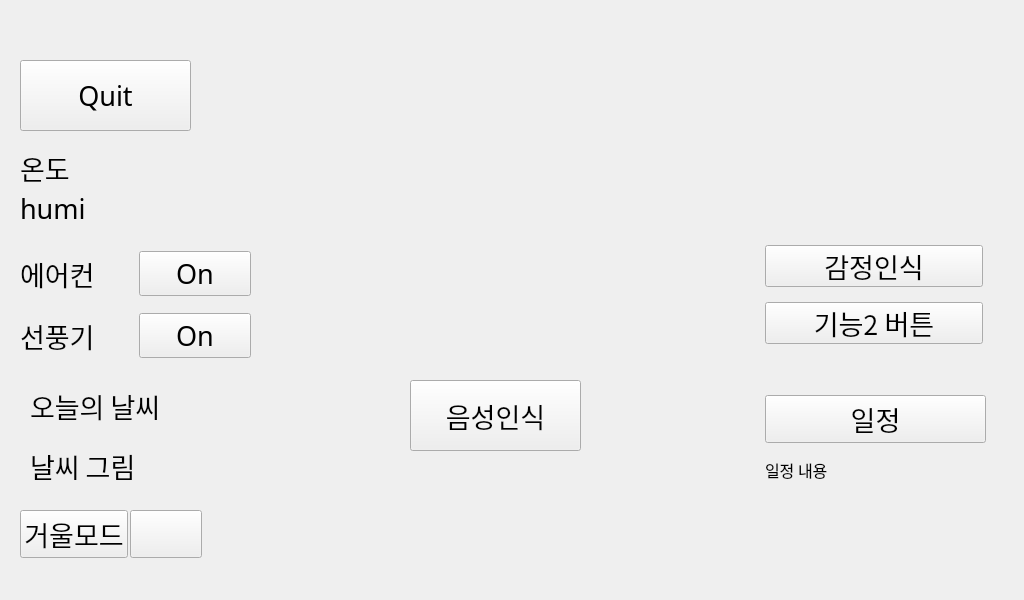
The window that src/UI/ui.ui (onedayonecoding/IOT_Project_SmartMirror) describes before a commit, drawn with Qt 5.
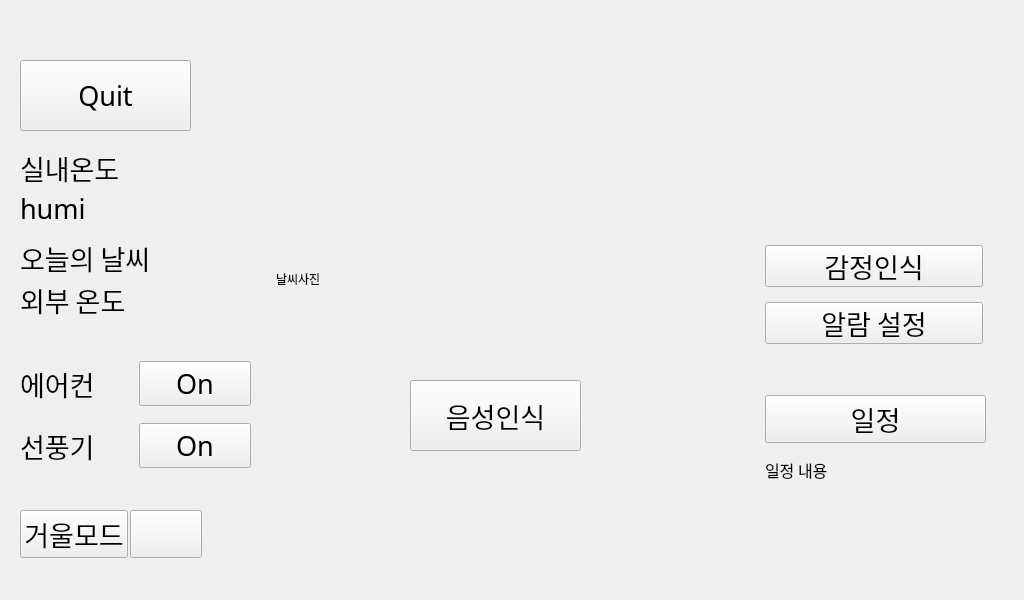
The same window after the commit. Icons and pictures are not drawn.

The edit to the form file:
```diff
--- a/src/UI/ui.ui
+++ b/src/UI/ui.ui
@@ -19,47 +19,6 @@
   <property name="windowTitle">
    <string>UI</string>
   </property>
-  <widget class="QLabel" name="WLabel">
-   <property name="geometry">
-    <rect>
-     <x>30</x>
-     <y>380</y>
-     <width>181</width>
-     <height>51</height>
-    </rect>
-   </property>
-   <property name="font">
-    <font>
-     <family>HY헤드라인M</family>
-     <pointsize>20</pointsize>
-    </font>
-   </property>
-   <property name="styleSheet">
-    <string notr="true"/>
-   </property>
-   <property name="text">
-    <string>오늘의 날씨</string>
-   </property>
-  </widget>
-  <widget class="QLabel" name="WeatherLabel">
-   <property name="geometry">
-    <rect>
-     <x>30</x>
-     <y>440</y>
-     <width>181</width>
-     <height>51</height>
-    </rect>
-   </property>
-   <property name="font">
-    <font>
-     <family>HY헤드라인M</family>
-     <pointsize>20</pointsize>
-    </font>
-   </property>
-   <property name="text">
-    <string>날씨 그림</string>
-   </property>
-  </widget>
   <widget class="QPushButton" name="VoiceButton">
    <property name="geometry">
     <rect>
@@ -159,7 +118,7 @@
    <property name="geometry">
     <rect>
      <x>20</x>
-     <y>240</y>
+     <y>350</y>
      <width>231</width>
      <height>131</height>
     </rect>
@@ -346,7 +305,7 @@
        <string notr="true"/>
       </property>
       <property name="text">
-       <string>기능2 버튼</string>
+       <string>알람 설정</string>
       </property>
      </widget>
     </item>
@@ -382,7 +341,7 @@
        </font>
       </property>
       <property name="text">
-       <string>온도</string>
+       <string>실내온도</string>
       </property>
      </widget>
     </item>
@@ -423,6 +382,79 @@
     <string>Quit</string>
    </property>
   </widget>
+  <widget class="QWidget" name="layoutWidget">
+   <property name="geometry">
+    <rect>
+     <x>20</x>
+     <y>240</y>
+     <width>331</width>
+     <height>78</height>
+    </rect>
+   </property>
+   <layout class="QHBoxLayout" name="horizontalLayout_2">
+    <item>
+     <layout class="QVBoxLayout" name="verticalLayout_4">
+      <item>
+       <widget class="QLabel" name="WLabel">
+        <property name="maximumSize">
+         <size>
+          <width>350</width>
+          <height>16777215</height>
+         </size>
+        </property>
+        <property name="font">
+         <font>
+          <family>HY헤드라인M</family>
+          <pointsize>20</pointsize>
+         </font>
+        </property>
+        <property name="styleSheet">
+         <string notr="true"/>
+        </property>
+        <property name="text">
+         <string>오늘의 날씨</string>
+        </property>
+       </widget>
+      </item>
+      <item>
+       <widget class="QLabel" name="WLabel_T">
+        <property name="maximumSize">
+         <size>
+          <width>350</width>
+          <height>50</height>
+         </size>
+        </property>
+        <property name="font">
+         <font>
+          <family>HY헤드라인M</family>
+          <pointsize>20</pointsize>
+         </font>
+        </property>
+        <property name="styleSheet">
+         <string notr="true"/>
+        </property>
+        <property name="text">
+         <string>외부 온도</string>
+        </property>
+       </widget>
+      </item>
+     </layout>
+    </item>
+    <item>
+     <widget class="QLabel" name="Wimage">
+      <property name="maximumSize">
+       <size>
+        <width>75</width>
+        <height>75</height>
+       </size>
+      </property>
+      <property name="text">
+       <string>날씨사진</string>
+      </property>
+     </widget>
+    </item>
+   </layout>
+  </widget>
  </widget>
  <resources/>
  <connections/>
```
Left out of the diff: 2 changed lines with no effect on the pictures.
